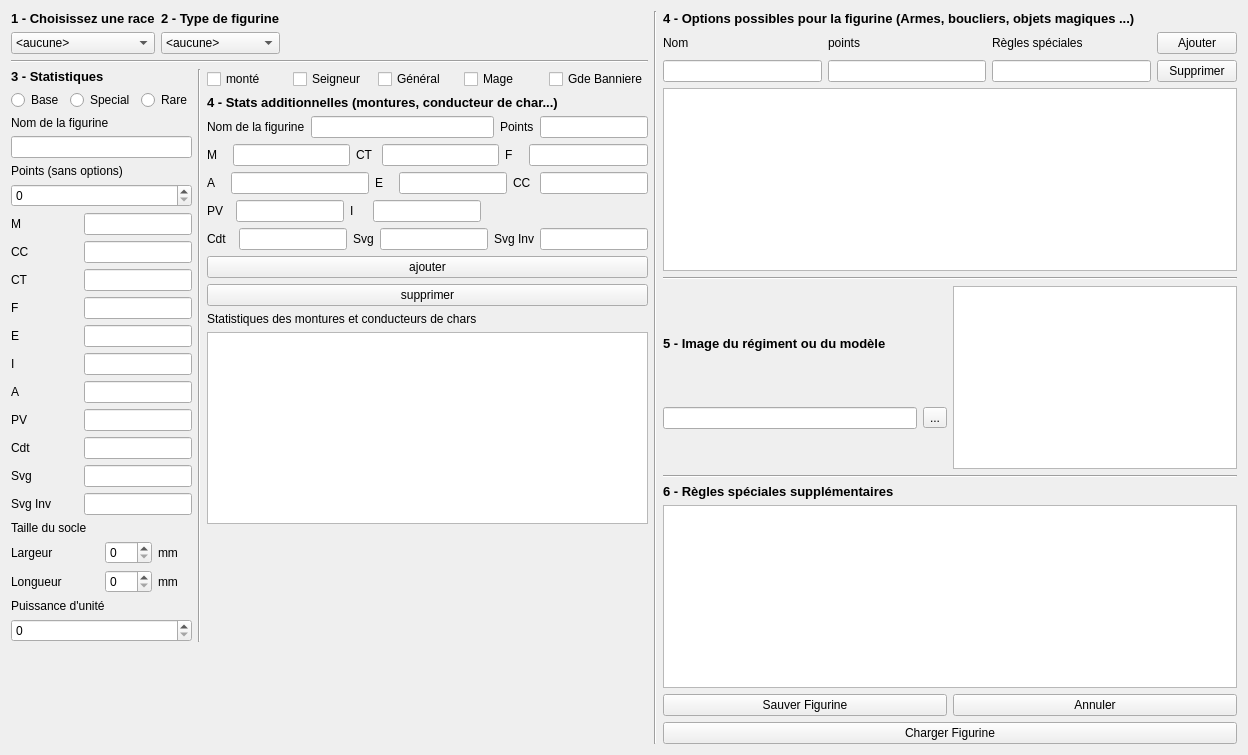
Before: the Qt Designer form warhole/modelwindow.ui in kaosphere/Warhole, drawn with Qt 5.
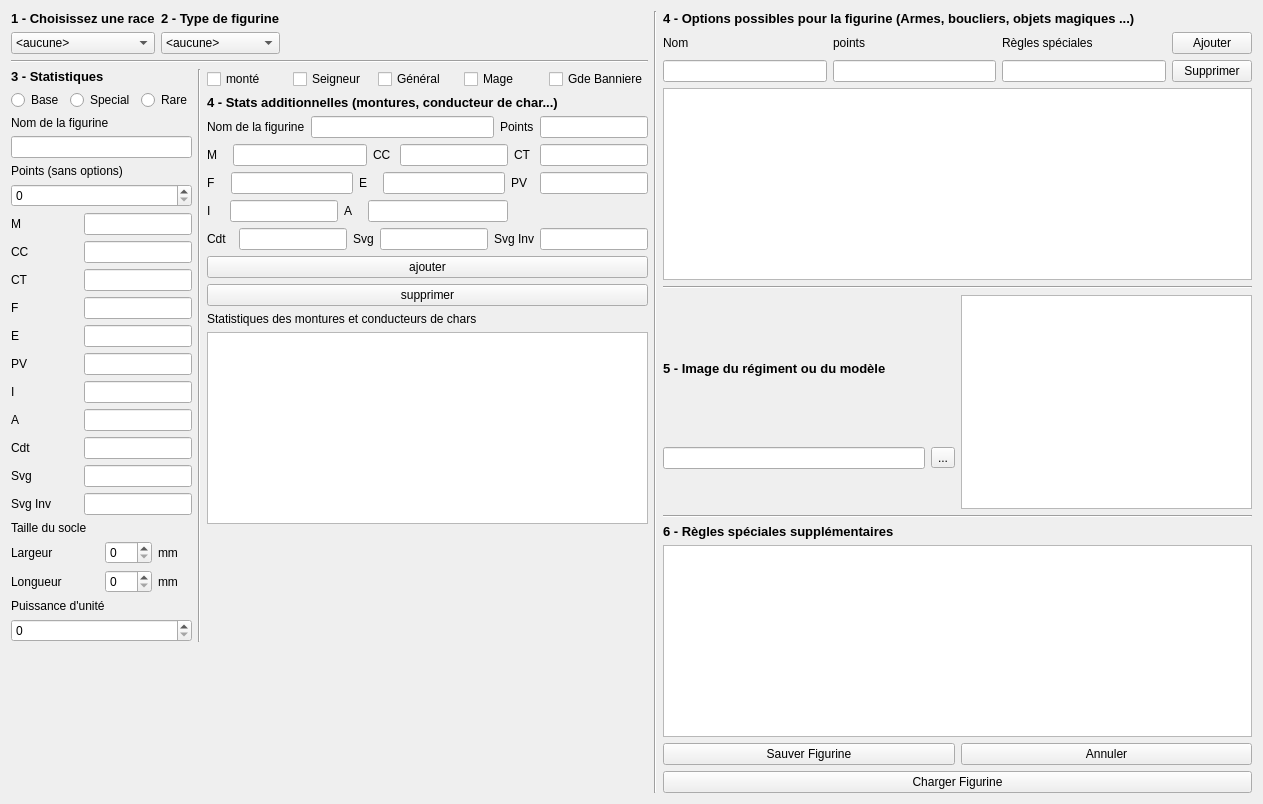
After: the same form once the commit is applied.

Patch:
```diff
--- a/warhole/modelwindow.ui
+++ b/warhole/modelwindow.ui
@@ -6,8 +6,8 @@
    <rect>
     <x>0</x>
     <y>0</y>
-    <width>1248</width>
-    <height>755</height>
+    <width>1263</width>
+    <height>804</height>
    </rect>
   </property>
   <property name="sizePolicy">
@@ -17,7 +17,7 @@
    </sizepolicy>
   </property>
   <property name="windowTitle">
-   <string>Form</string>
+   <string>Création de figurine</string>
   </property>
   <layout class="QVBoxLayout" name="verticalLayout_22">
    <item>
@@ -364,6 +364,27 @@
                </item>
               </layout>
              </item>
+             <item>
+              <layout class="QHBoxLayout" name="horizontalLayout_6">
+               <item>
+                <widget class="QLabel" name="label_9">
+                 <property name="text">
+                  <string>PV  </string>
+                 </property>
+                </widget>
+               </item>
+               <item>
+                <widget class="QLineEdit" name="lineEditPV">
+                 <property name="sizePolicy">
+                  <sizepolicy hsizetype="Minimum" vsizetype="Fixed">
+                   <horstretch>0</horstretch>
+                   <verstretch>0</verstretch>
+                  </sizepolicy>
+                 </property>
+                </widget>
+               </item>
+              </layout>
+             </item>
              <item>
               <layout class="QHBoxLayout" name="horizontalLayout_8">
                <item>
@@ -406,27 +427,6 @@
                </item>
               </layout>
              </item>
-             <item>
-              <layout class="QHBoxLayout" name="horizontalLayout_6">
-               <item>
-                <widget class="QLabel" name="label_9">
-                 <property name="text">
-                  <string>PV  </string>
-                 </property>
-                </widget>
-               </item>
-               <item>
-                <widget class="QLineEdit" name="lineEditPV">
-                 <property name="sizePolicy">
-                  <sizepolicy hsizetype="Minimum" vsizetype="Fixed">
-                   <horstretch>0</horstretch>
-                   <verstretch>0</verstretch>
-                  </sizepolicy>
-                 </property>
-                </widget>
-               </item>
-              </layout>
-             </item>
              <item>
               <layout class="QHBoxLayout" name="horizontalLayout_21">
                <item>
@@ -720,6 +720,27 @@
                </item>
                <item>
                 <layout class="QHBoxLayout" name="horizontalLayout_45">
+                 <item>
+                  <layout class="QHBoxLayout" name="horizontalLayout_44">
+                   <item>
+                    <widget class="QLabel" name="label_56">
+                     <property name="text">
+                      <string>CC </string>
+                     </property>
+                    </widget>
+                   </item>
+                   <item>
+                    <widget class="QLineEdit" name="lineEditCC2">
+                     <property name="sizePolicy">
+                      <sizepolicy hsizetype="Expanding" vsizetype="Fixed">
+                       <horstretch>0</horstretch>
+                       <verstretch>0</verstretch>
+                      </sizepolicy>
+                     </property>
+                    </widget>
+                   </item>
+                  </layout>
+                 </item>
                  <item>
                   <widget class="QLabel" name="label_57">
                    <property name="text">
@@ -739,6 +760,10 @@
                  </item>
                 </layout>
                </item>
+              </layout>
+             </item>
+             <item>
+              <layout class="QHBoxLayout" name="horizontalLayout_49">
                <item>
                 <layout class="QHBoxLayout" name="horizontalLayout_46">
                  <item>
@@ -760,27 +785,6 @@
                  </item>
                 </layout>
                </item>
-              </layout>
-             </item>
-             <item>
-              <layout class="QHBoxLayout" name="horizontalLayout_49">
-               <item>
-                <widget class="QLabel" name="label_61">
-                 <property name="text">
-                  <string>A   </string>
-                 </property>
-                </widget>
-               </item>
-               <item>
-                <widget class="QLineEdit" name="lineEditA2">
-                 <property name="sizePolicy">
-                  <sizepolicy hsizetype="Expanding" vsizetype="Fixed">
-                   <horstretch>0</horstretch>
-                   <verstretch>0</verstretch>
-                  </sizepolicy>
-                 </property>
-                </widget>
-               </item>
                <item>
                 <layout class="QHBoxLayout" name="horizontalLayout_47">
                  <item>
@@ -800,35 +804,8 @@
                    </property>
                   </widget>
                  </item>
-                 <item>
-                  <layout class="QHBoxLayout" name="horizontalLayout_44">
-                   <item>
-                    <widget class="QLabel" name="label_56">
-                     <property name="text">
-                      <string>CC </string>
-                     </property>
-                    </widget>
-                   </item>
-                   <item>
-                    <widget class="QLineEdit" name="lineEditCC2">
-                     <property name="sizePolicy">
-                      <sizepolicy hsizetype="Expanding" vsizetype="Fixed">
-                       <horstretch>0</horstretch>
-                       <verstretch>0</verstretch>
-                      </sizepolicy>
-                     </property>
-                    </widget>
-                   </item>
-                  </layout>
-                 </item>
-                </layout>
-               </item>
-              </layout>
-             </item>
-             <item>
-              <layout class="QHBoxLayout" name="horizontalLayout_55">
-               <item>
-                <layout class="QHBoxLayout" name="horizontalLayout_48">
+                </layout>
+               </item>
                  <item>
                   <layout class="QHBoxLayout" name="horizontalLayout_50">
                    <item>
@@ -856,6 +833,12 @@
                    </item>
                   </layout>
                  </item>
+              </layout>
+             </item>
+             <item>
+              <layout class="QHBoxLayout" name="horizontalLayout_55">
+               <item>
+                <layout class="QHBoxLayout" name="horizontalLayout_48">
                  <item>
                   <widget class="QLabel" name="label_60">
                    <property name="sizePolicy">
@@ -881,6 +864,23 @@
                  </item>
                 </layout>
                </item>
+               <item>
+                <widget class="QLabel" name="label_61">
+                 <property name="text">
+                  <string>A   </string>
+                 </property>
+                </widget>
+               </item>
+               <item>
+                <widget class="QLineEdit" name="lineEditA2">
+                 <property name="sizePolicy">
+                  <sizepolicy hsizetype="Expanding" vsizetype="Fixed">
+                   <horstretch>0</horstretch>
+                   <verstretch>0</verstretch>
+                  </sizepolicy>
+                 </property>
+                </widget>
+               </item>
                <item>
                 <spacer name="horizontalSpacer_2">
                  <property name="orientation">
@@ -1276,11 +1276,7 @@
     </layout>
    </item>
   </layout>
-  <zorder>line_4</zorder>
   <zorder></zorder>
-  <zorder>radioBase</zorder>
-  <zorder>radioSpecial</zorder>
-  <zorder>radioRare</zorder>
  </widget>
  <resources/>
  <connections/>
```
Lines whose indentation alone changed are shown as unchanged.
